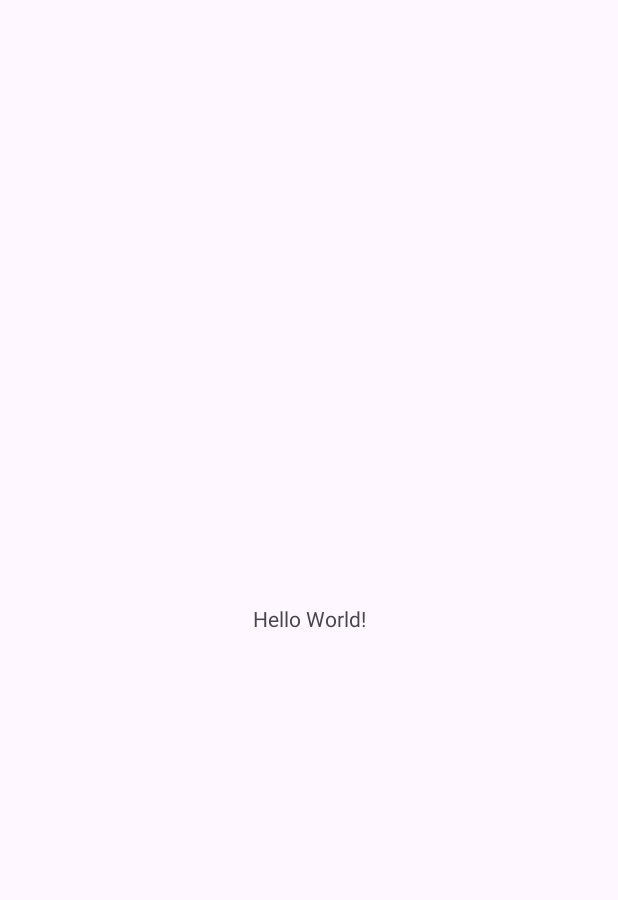
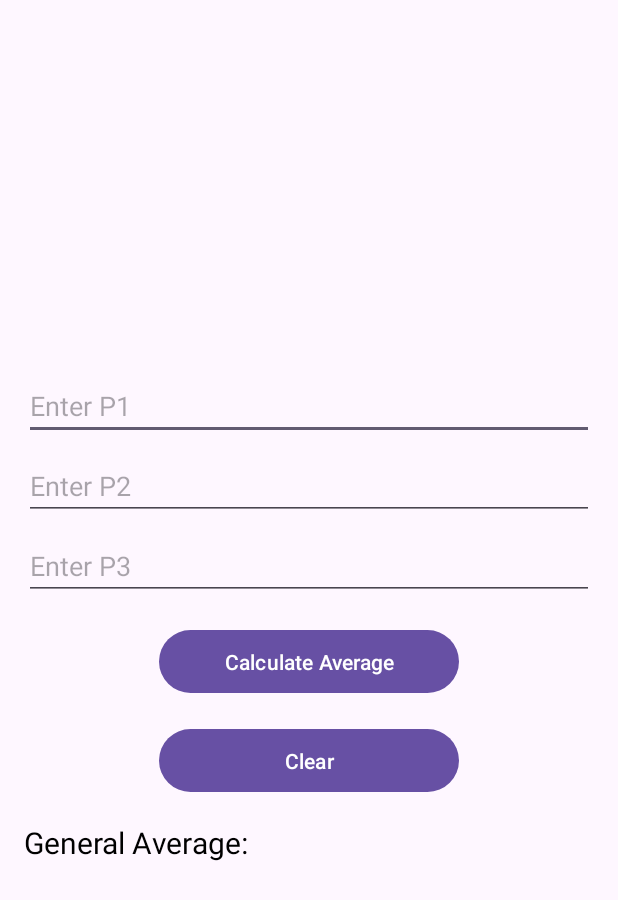
Before and after one commit to DalRamos/Dalrymple-Ramos-block1-activity1, an Android app: the screen it shows after launch (MainActivity), on a phone screen of 412 x 824 dp. Before the commit the part shown is almost empty. Shown: the top 900 px of the screen. Run offline under Robolectric (Android 15) with nearby library versions, the phone set to English and light mode, and no system bars.

Commit message:
General Logic updated

```diff
--- a/app/src/main/java/com/ramos/dalrymple/block1/p1/quiz/MainActivity.kt
+++ b/app/src/main/java/com/ramos/dalrymple/block1/p1/quiz/MainActivity.kt
@@ -1,11 +1,49 @@
 package com.ramos.dalrymple.block1.p1.quiz
 
+import android.os.Bundle
+import android.view.View
+import android.widget.EditText
+import android.widget.TextView
 import androidx.appcompat.app.AppCompatActivity
-import android.os.Bundle
 
 class MainActivity : AppCompatActivity() {
+
+    private lateinit var p1: EditText
+    private lateinit var p2: EditText
+    private lateinit var p3: EditText
+    private lateinit var resultTextView: TextView
+
     override fun onCreate(savedInstanceState: Bundle?) {
         super.onCreate(savedInstanceState)
         setContentView(R.layout.activity_main)
+
+        p1 = findViewById(R.id.p1)
+        p2 = findViewById(R.id.p2)
+        p3 = findViewById(R.id.p3)
+        resultTextView = findViewById(R.id.resultTextView)
+    }
+
+    fun calculateAverage(view: View) {
+        val number1 = parseEditText(p1)
+        val number2 = parseEditText(p2)
+        val number3 = parseEditText(p3)
+
+        if (number1 != null && number2 != null && number3 != null) {
+            val average = (number1 + number2 + number3) / 3.0
+            resultTextView.text = "Result: $average"
+        } else {
+            resultTextView.text = "Invalid input. Please enter valid numbers."
+        }
+    }
+
+    fun clearValues(view: View) {
+        p1.text.clear()
+        p2.text.clear()
+        p3.text.clear()
+        resultTextView.text = "Result: "
+    }
+
+    private fun parseEditText(editText: EditText): Double? {
+        return editText.text.toString().toDoubleOrNull()
     }
 }
--- a/app/src/main/res/layout/activity_main.xml
+++ b/app/src/main/res/layout/activity_main.xml
@@ -1,18 +1,60 @@
 <?xml version="1.0" encoding="utf-8"?>
-<androidx.constraintlayout.widget.ConstraintLayout xmlns:android="http://schemas.android.com/apk/res/android"
-    xmlns:app="http://schemas.android.com/apk/res-auto"
+<LinearLayout xmlns:android="http://schemas.android.com/apk/res/android"
     xmlns:tools="http://schemas.android.com/tools"
     android:layout_width="match_parent"
     android:layout_height="match_parent"
+    android:orientation="vertical"
+    android:gravity="center"
+    android:padding="16dp"
     tools:context=".MainActivity">
 
+    <EditText
+        android:id="@+id/p1"
+        android:layout_width="match_parent"
+        android:layout_height="wrap_content"
+        android:hint="Enter P1"
+        android:inputType="numberDecimal" />
+
+    <EditText
+        android:id="@+id/p2"
+        android:layout_width="match_parent"
+        android:layout_height="wrap_content"
+        android:layout_marginTop="8dp"
+        android:hint="Enter P2"
+        android:inputType="numberDecimal" />
+
+    <EditText
+        android:id="@+id/p3"
+        android:layout_width="match_parent"
+        android:layout_height="wrap_content"
+        android:layout_marginTop="8dp"
+        android:hint="Enter P3"
+        android:inputType="numberDecimal" />
+
+    <Button
+        android:id="@+id/calculateButton"
+        android:layout_width="200dp"
+        android:layout_height="50dp"
+        android:layout_marginTop="16dp"
+        android:text="Calculate Average"
+        android:onClick="calculateAverage" />
+
+    <Button
+        android:id="@+id/clearButton"
+        android:layout_width="200dp"
+        android:layout_height="50dp"
+        android:layout_marginTop="16dp"
+        android:text="Clear"
+        android:onClick="clearValues" />
+
     <TextView
-        android:layout_width="wrap_content"
+        android:id="@+id/resultTextView"
+        android:textSize="20sp"
+        android:textColor="@color/black"
+        android:layout_width="match_parent"
         android:layout_height="wrap_content"
-        android:text="Hello World!"
-        app:layout_constraintBottom_toBottomOf="parent"
-        app:layout_constraintEnd_toEndOf="parent"
-        app:layout_constraintStart_toStartOf="parent"
-        app:layout_constraintTop_toTopOf="parent" />
+        android:layout_marginTop="16dp"
+        android:text="General Average: " />
 
-</androidx.constraintlayout.widget.ConstraintLayout>
+
+</LinearLayout>
```
